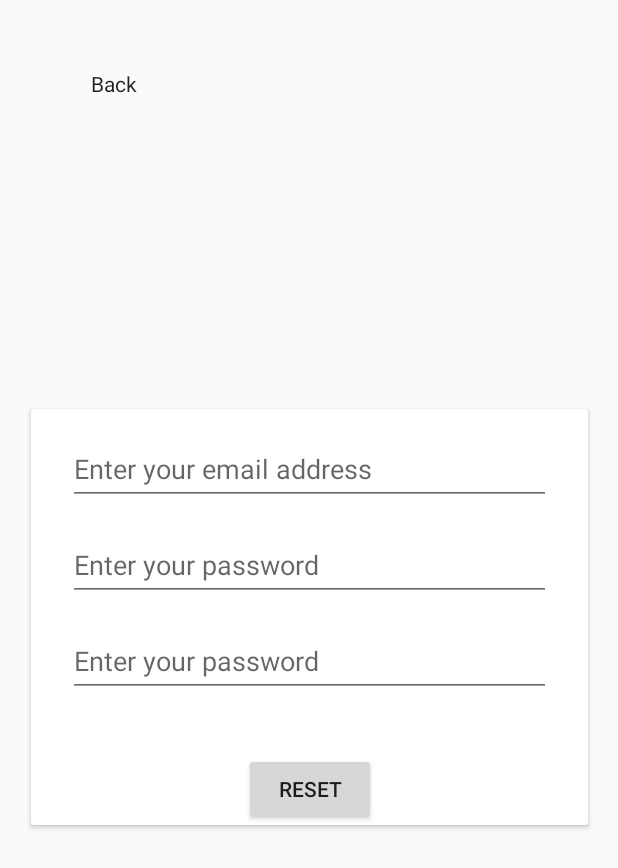
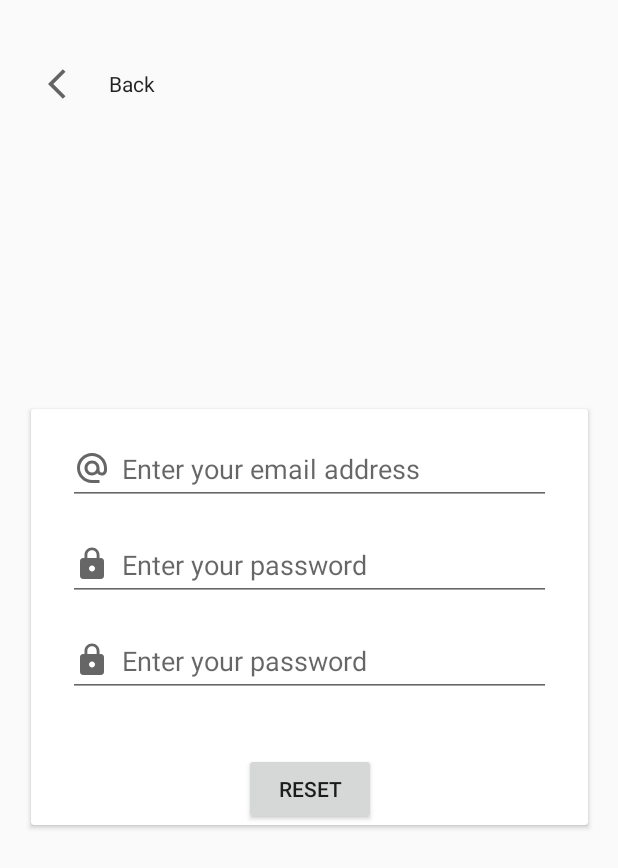
Before and after one commit to yarin13/TheArena-Frontend, an Android app: the screen it shows after launch (MainActivity), after a tap on "Forgot your password?", on a phone screen of 412 x 824 dp. Shown: the top 868 px of the screen. Run offline under Robolectric (Android 15) with nearby library versions, the phone set to English and light mode, and no system bars; Roboto replaces fonts that are not available here; 2 other taps on this screen came first.

Commit message:
11.9 -    * Change the Authentication class - Improve the flow of all request sent via this class by the requestManager method.    * Change the userName filed to userEmail on the LoginPage class.    * Add some nice drawable vectors to the UI.

```diff
--- a/app/src/main/java/com/example/thearena/Activities/MapActivity.java
+++ b/app/src/main/java/com/example/thearena/Activities/MapActivity.java
@@ -146,7 +146,7 @@ public class MapActivity extends AppCompatActivity implements OnMapReadyCallback
                             public void onSuccess(Location location) {
                                 // Got last known location. In some rare situations this can be null.
                                 if (location != null) {
-                                    Log.d("latlon", "Last known location in lon: " + location.getLongitude() + ", lat: " + location.getLatitude());
+                                    Log.d("latlng", "Last known location in lon: " + location.getLongitude() + ", lat: " + location.getLatitude());
                                 }
                             }
                         });
--- a/app/src/main/java/com/example/thearena/Fragments/LoginPage.java
+++ b/app/src/main/java/com/example/thearena/Fragments/LoginPage.java
@@ -31,7 +31,7 @@ public class LoginPage extends Fragment implements View.OnClickListener {
     private static final String ARG_PARAM1 = "param1";
     private static final String ARG_PARAM2 = "param2";
 
-    private TextView userName;
+    private TextView userEmail;
     private TextView password;
 
     private IAsyncResponse iAsyncResponse;
@@ -77,14 +77,14 @@ public class LoginPage extends Fragment implements View.OnClickListener {
                              Bundle savedInstanceState) {
         // Inflate the layout for this fragment
         View v = inflater.inflate(R.layout.fragment_login_page, container, false);
-        userName = v.findViewById(R.id.login_username_textbox);
+        userEmail = v.findViewById(R.id.login_userEmail_textbox);
         password = v.findViewById(R.id.login_password_textbox);
-        Button signin = v.findViewById(R.id.login_singIn_button);
+        Button signIn = v.findViewById(R.id.login_singIn_button);
         Button register = v.findViewById(R.id.login_register_button);
         Button resetPassword = v.findViewById(R.id.login_passwordReset_button);
 
         resetPassword.setOnClickListener(this);
-        signin.setOnClickListener(this);
+        signIn.setOnClickListener(this);
         register.setOnClickListener(this);
 
         String sharedMail = Preferences.getMail(Objects.requireNonNull(getContext()));
@@ -116,13 +116,13 @@ public class LoginPage extends Fragment implements View.OnClickListener {
     public void onClick(View view) {
         switch (view.getId()) {
             case R.id.login_singIn_button:
-                String email = userName.getText().toString();
+                String email = userEmail.getText().toString();
                 String pass = password.getText().toString();
                 if (!email.equals("") && !pass.equals("")) {
                     new Thread(new Runnable() {
                         @Override
                         public void run() {
-                            Authentication.signIn(userName.getText().toString(), password.getText().toString(), getContext(), iAsyncResponse);
+                            Authentication.signIn(userEmail.getText().toString(), password.getText().toString(), getContext(), iAsyncResponse);
                         }
                     }).start();
                 }else{
--- /dev/null
+++ b/app/src/main/res/drawable/ic_back.xml
@@ -0,0 +1,10 @@
+<vector xmlns:android="http://schemas.android.com/apk/res/android"
+    android:width="24dp"
+    android:height="24dp"
+    android:viewportWidth="24"
+    android:viewportHeight="24"
+    android:tint="?attr/colorControlNormal">
+  <path
+      android:fillColor="@android:color/white"
+      android:pathData="M11.67,3.87L9.9,2.1 0,12l9.9,9.9 1.77,-1.77L3.54,12z"/>
+</vector>
--- /dev/null
+++ b/app/src/main/res/drawable/ic_email.xml
@@ -0,0 +1,10 @@
+<vector xmlns:android="http://schemas.android.com/apk/res/android"
+    android:width="24dp"
+    android:height="24dp"
+    android:viewportWidth="24"
+    android:viewportHeight="24"
+    android:tint="?attr/colorControlNormal">
+  <path
+      android:fillColor="@android:color/white"
+      android:pathData="M12,2C6.48,2 2,6.48 2,12s4.48,10 10,10h5v-2h-5c-4.34,0 -8,-3.66 -8,-8s3.66,-8 8,-8 8,3.66 8,8v1.43c0,0.79 -0.71,1.57 -1.5,1.57s-1.5,-0.78 -1.5,-1.57L17,12c0,-2.76 -2.24,-5 -5,-5s-5,2.24 -5,5 2.24,5 5,5c1.38,0 2.64,-0.56 3.54,-1.47 0.65,0.89 1.77,1.47 2.96,1.47 1.97,0 3.5,-1.6 3.5,-3.57L22,12c0,-5.52 -4.48,-10 -10,-10zM12,15c-1.66,0 -3,-1.34 -3,-3s1.34,-3 3,-3 3,1.34 3,3 -1.34,3 -3,3z"/>
+</vector>
--- /dev/null
+++ b/app/src/main/res/drawable/ic_lock.xml
@@ -0,0 +1,10 @@
+<vector xmlns:android="http://schemas.android.com/apk/res/android"
+    android:width="24dp"
+    android:height="24dp"
+    android:viewportWidth="24"
+    android:viewportHeight="24"
+    android:tint="?attr/colorControlNormal">
+  <path
+      android:fillColor="@android:color/white"
+      android:pathData="M18,8h-1L17,6c0,-2.76 -2.24,-5 -5,-5S7,3.24 7,6v2L6,8c-1.1,0 -2,0.9 -2,2v10c0,1.1 0.9,2 2,2h12c1.1,0 2,-0.9 2,-2L20,10c0,-1.1 -0.9,-2 -2,-2zM12,17c-1.1,0 -2,-0.9 -2,-2s0.9,-2 2,-2 2,0.9 2,2 -0.9,2 -2,2zM15.1,8L8.9,8L8.9,6c0,-1.71 1.39,-3.1 3.1,-3.1 1.71,0 3.1,1.39 3.1,3.1v2z"/>
+</vector>
--- a/app/src/main/res/layout/fragment_password_reset.xml
+++ b/app/src/main/res/layout/fragment_password_reset.xml
@@ -30,6 +30,7 @@
                 android:layout_height="match_parent">
 
                 <Button
+                    android:drawablePadding="8dp"
                     android:id="@+id/passwordReset_resetUserPassword_button"
                     android:layout_width="wrap_content"
                     android:layout_height="wrap_content"
@@ -39,6 +40,8 @@
                     app:layout_constraintStart_toStartOf="parent" />
 
                 <EditText
+                    android:drawableStart="@drawable/ic_email"
+                    android:drawablePadding="8dp"
                     android:id="@+id/passwordReset_email_textView"
                     android:layout_width="322dp"
                     android:layout_height="48dp"
@@ -55,6 +58,8 @@
                     android:autofillHints="" />
 
                 <EditText
+                    android:drawableStart="@drawable/ic_lock"
+                    android:drawablePadding="8dp"
                     android:id="@+id/passwordReset_passwordTwo_textView"
                     android:layout_width="322dp"
                     android:layout_height="48dp"
@@ -68,6 +73,8 @@
                     android:autofillHints="" />
 
                 <EditText
+                    android:drawableStart="@drawable/ic_lock"
+                    android:drawablePadding="8dp"
                     android:id="@+id/passwordReset_passwordOne_textView"
                     android:layout_width="322dp"
                     android:layout_height="48dp"
@@ -84,6 +91,7 @@
         </androidx.cardview.widget.CardView>
 
         <Button
+            android:drawableStart="@drawable/ic_back"
             android:id="@+id/passwordReset_back_button"
             style="@style/Widget.AppCompat.Button"
             android:layout_width="wrap_content"
--- a/app/src/main/res/layout/fragment_register.xml
+++ b/app/src/main/res/layout/fragment_register.xml
@@ -189,11 +189,13 @@
         app:layout_constraintTop_toBottomOf="@+id/register_title_textview" />
 
     <Button
+        android:drawableEnd="@drawable/ic_next"
         android:id="@+id/register_next_button"
         android:layout_width="wrap_content"
         android:layout_height="wrap_content"
         android:layout_marginBottom="10dp"
         android:text="@string/next"
+        android:background="@null"
         app:layout_constraintBottom_toBottomOf="parent"
         app:layout_constraintEnd_toEndOf="parent"
         app:layout_constraintHorizontal_bias="0.829"
@@ -202,11 +204,13 @@
         app:layout_constraintVertical_bias="0.53" />
 
     <Button
+        android:drawableStart="@drawable/ic_back"
         android:id="@+id/register_back_button"
         android:layout_width="wrap_content"
         android:layout_height="wrap_content"
         android:layout_marginBottom="10dp"
         android:text="@string/back"
+        android:background="@null"
         app:layout_constraintBottom_toBottomOf="parent"
         app:layout_constraintEnd_toStartOf="@+id/register_next_button"
         app:layout_constraintHorizontal_bias="0.311"
--- a/app/src/main/res/layout/fragment_register_questions.xml
+++ b/app/src/main/res/layout/fragment_register_questions.xml
@@ -41,6 +41,8 @@
         android:layout_weight="1">
 
         <Button
+            android:drawableEnd="@drawable/ic_send"
+            android:drawablePadding="6dp"
             android:id="@+id/questions_submit_button"
             android:layout_width="wrap_content"
             android:layout_height="wrap_content"
--- a/app/src/main/res/values/strings.xml
+++ b/app/src/main/res/values/strings.xml
@@ -21,4 +21,5 @@
     <string name="birthdate">BirthDate</string>
     <string name="forgot_your_password">Forgot your password?</string>
     <string name="reset">Reset</string>
+    <string name="enter_your_email">Enter your email</string>
 </resources>
```
Also changed, not shown: app/build.gradle (+5 -4 lines), app/src/main/java/com/example/thearena/Classes/Authentication.java (+98 -175 lines), app/src/main/res/drawable/ic_next.xml (added, +10 -0 lines), app/src/main/res/drawable/ic_send.xml (added, +10 -0 lines), app/src/main/res/layout/fragment_login_page.xml (+6 -2 lines).
